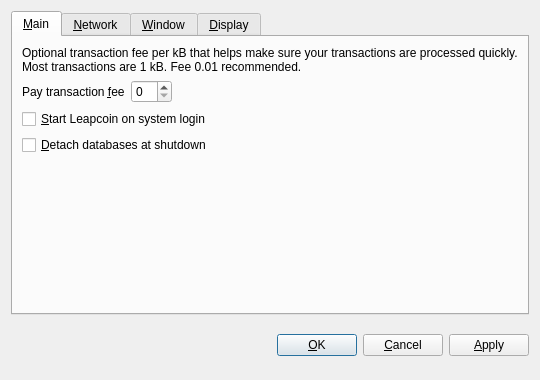
Old version of the form src/qt/forms/optionsdialog.ui in the repository lamer547/leapcoin.
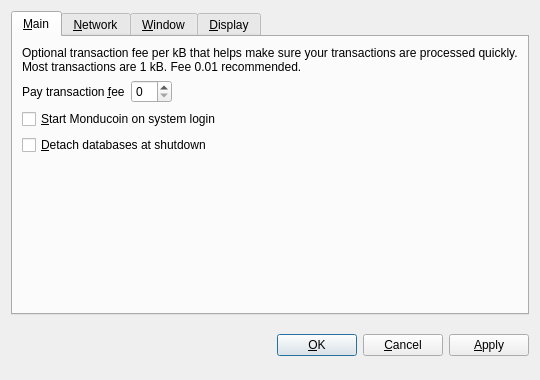
New version of the form. Custom widgets are drawn as their Qt base class.

Diff of the .ui file:
```diff
--- a/src/qt/forms/optionsdialog.ui
+++ b/src/qt/forms/optionsdialog.ui
@@ -82,7 +82,7 @@
           <string>Automatically start Leapcoin after logging in to the system.</string>
          </property>
          <property name="text">
-          <string>&amp;Start Leapcoin on system login</string>
+          <string>&amp;Start Monducoin on system login</string>
          </property>
         </widget>
        </item>
```
Left out of the diff: 10 changed lines with no effect on the pictures.
